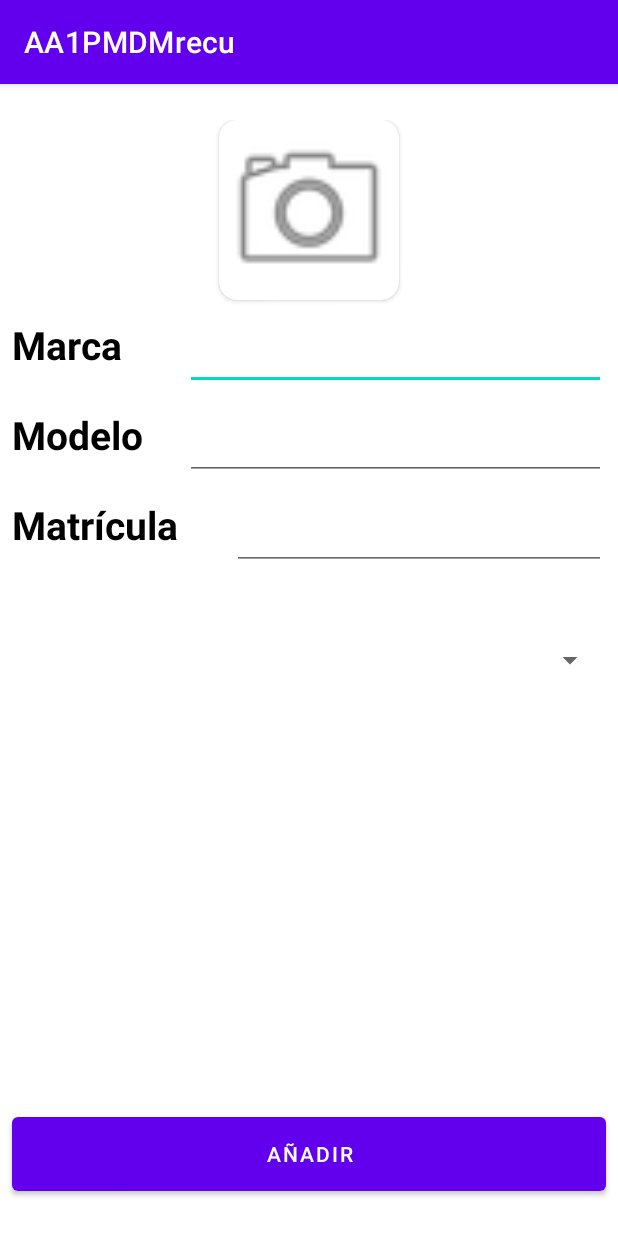
After one commit to franMV4/AA1PMDMrecu, an Android app: the AddCarActivity screen opened directly, with no data from a screen before it, on a phone screen of 412 x 824 dp. The commit adds this screen. Run offline under Robolectric (Android 15) with nearby library versions, the phone set to English and light mode, and no system bars; our stand-ins replace Room's generated code.

Commit message:
añadir coche

```diff
--- a/app/src/main/AndroidManifest.xml
+++ b/app/src/main/AndroidManifest.xml
@@ -25,6 +25,9 @@
         android:theme="@style/Theme.AA1PMDMrecu"
         tools:targetApi="31">
         <activity
+            android:name=".AddCarActivity"
+            android:exported="false" />
+        <activity
             android:name=".AddClientActivity"
             android:exported="false" />
 
--- /dev/null
+++ b/app/src/main/java/com/svalero/aa1pmdmrecu/AddCarActivity.java
@@ -0,0 +1,166 @@
+package com.svalero.aa1pmdmrecu;
+
+import androidx.appcompat.app.AppCompatActivity;
+import androidx.room.Room;
+
+import android.content.Intent;
+import android.graphics.Bitmap;
+import android.os.Bundle;
+import android.provider.MediaStore;
+import android.view.View;
+import android.widget.ArrayAdapter;
+import android.widget.Button;
+import android.widget.EditText;
+import android.widget.ImageView;
+import android.widget.Spinner;
+import android.widget.Toast;
+
+import com.svalero.aa1pmdmrecu.database.AppDatabase;
+import com.svalero.aa1pmdmrecu.domain.Car;
+import com.svalero.aa1pmdmrecu.domain.Client;
+import com.svalero.aa1pmdmrecu.util.ImageUtils;
+
+import java.util.ArrayList;
+
+public class AddCarActivity extends AppCompatActivity {
+
+
+    private Car car;
+
+    private Button addButton;
+    private ImageView carImage;
+    private Spinner clientSpinner;
+    private EditText etBrand;
+    private EditText etModel;
+    private EditText etLicensePlate;
+    private Intent intent;
+
+    private boolean modifyCar;
+    public ArrayList<Client> clients;
+
+
+
+    @Override
+    protected void onCreate(Bundle savedInstanceState) {
+        super.onCreate(savedInstanceState);
+        setContentView(R.layout.activity_add_car);
+
+        carImage = findViewById(R.id.car_imageView);
+        etBrand = findViewById(R.id.brand_edittext_add_car);
+        etModel = findViewById(R.id.model_edittext_add_car);
+        etLicensePlate = findViewById(R.id.license_plate_edittext_add_car);
+        clientSpinner = findViewById(R.id.client_spinner_add_car);
+        addButton = findViewById(R.id.add_car_button);
+
+        car = new Car();
+        clients = new ArrayList<>();
+        fillSpinner();
+        intent();
+
+    }
+
+    @Override
+    protected void onResume() {
+        super.onResume();
+        fillSpinner();
+    }
+
+    private void intent() {
+
+        intent = getIntent();
+        modifyCar = intent.getBooleanExtra("modify_car", false);
+
+        if (modifyCar) {
+            car.setId(intent.getIntExtra("id", 0));
+            car.setClientId(intent.getIntExtra("clientId", 0));
+
+            if (intent.getByteArrayExtra("car_image") != null) {
+                carImage.setImageBitmap(ImageUtils.getBitmap(intent.getByteArrayExtra("car_image")));
+            }
+            etBrand.setText(intent.getStringExtra("brand"));
+            etModel.setText(intent.getStringExtra("model"));
+            etLicensePlate.setText(intent.getStringExtra("license_plate"));
+
+            addButton.setText(R.string.modify_capital);
+        }
+    }
+
+
+    public void addCar(View view) {
+
+        car.setBrand(etBrand.getText().toString().trim());
+        car.setModel(etModel.getText().toString().trim());
+        car.setLicensePlate(etLicensePlate.getText().toString().trim());
+        car.setClientId(clients.get(clientSpinner.getSelectedItemPosition()).getId());
+        car.setCarImage(ImageUtils.fromImageViewToByteArray(carImage));
+
+        if ((car.getBrand().equals("")) || (car.getModel().equals("")) || (car.getLicensePlate().equals(""))) {
+            Toast.makeText(this, R.string.complete_all_fields, Toast.LENGTH_SHORT).show();
+        } else {
+
+            AppDatabase db = Room.databaseBuilder(getApplicationContext(),
+                    AppDatabase.class, "car").allowMainThreadQueries().build();
+
+            if (modifyCar) {
+                modifyCar = false;
+                addButton.setText(R.string.add_button);
+                db.carDao().update(car);
+                Toast.makeText(this, R.string.modified_car, Toast.LENGTH_SHORT).show();
+            } else {
+                car.setId(0);
+                db.carDao().insert(car);
+                Toast.makeText(this, R.string.added_car, Toast.LENGTH_SHORT).show();
+            }
+
+            carImage.setImageResource(R.drawable.ic_menu_camera);
+            etBrand.setText("");
+            etModel.setText("");
+            etLicensePlate.setText("");
+
+        }
+    }
+
+
+
+    private void fillSpinner() {
+
+        clients.clear();
+        AppDatabase db = Room.databaseBuilder(getApplicationContext(),
+                        AppDatabase.class, "client").allowMainThreadQueries()
+                .fallbackToDestructiveMigration().build();
+        clients.addAll(db.clientDao().getAll());
+
+        String[] arraySpinner = new String[clients.size()];
+
+        int i = 0;
+        for (Client client : clients) {
+            arraySpinner[i] = client.getName() + " " + client.getSurname();
+            i++;
+        }
+
+        ArrayAdapter<String> adapterSpinner = new ArrayAdapter<>(this, android.R.layout.simple_spinner_item, arraySpinner);
+        clientSpinner.setAdapter(adapterSpinner);
+    }
+
+
+    public void takePhoto(View view) {
+        Intent takePictureIntent = new Intent(MediaStore.ACTION_IMAGE_CAPTURE);
+        if (takePictureIntent.resolveActivity(getPackageManager()) != null) {
+            startActivityForResult(takePictureIntent, 1);
+        }
+    }
+
+
+    static final int REQUEST_IMAGE_CAPTURE = 1;
+
+    protected void onActivityResult(int requestCode, int resultCode, Intent data) {
+        super.onActivityResult(requestCode, resultCode, data);
+        if (requestCode == REQUEST_IMAGE_CAPTURE && resultCode == RESULT_OK) {
+            Bundle extras = data.getExtras();
+            Bitmap imageBitmap = (Bitmap) extras.get("data");
+            carImage.setImageBitmap(imageBitmap);
+        }
+    }
+
+
+}
--- a/app/src/main/java/com/svalero/aa1pmdmrecu/MainActivity.java
+++ b/app/src/main/java/com/svalero/aa1pmdmrecu/MainActivity.java
@@ -19,5 +19,10 @@ public class MainActivity extends AppCompatActivity {
         startActivity(intent);
     }
 
+    public void addCar(View view) {
+        Intent intent = new Intent(this, AddCarActivity.class);
+        startActivity(intent);
+    }
+
 
 }
--- /dev/null
+++ b/app/src/main/res/layout/activity_add_car.xml
@@ -0,0 +1,147 @@
+<?xml version="1.0" encoding="utf-8"?>
+<androidx.constraintlayout.widget.ConstraintLayout xmlns:android="http://schemas.android.com/apk/res/android"
+    xmlns:app="http://schemas.android.com/apk/res-auto"
+    xmlns:tools="http://schemas.android.com/tools"
+    android:layout_width="match_parent"
+    android:layout_height="match_parent"
+    tools:context=".AddCarActivity">
+
+    <LinearLayout
+        android:id="@+id/linearLayout"
+        android:layout_width="match_parent"
+        android:layout_height="match_parent"
+        android:layout_marginStart="8dp"
+        android:layout_marginTop="24dp"
+        android:layout_marginEnd="8dp"
+        android:layout_marginBottom="24dp"
+        android:orientation="vertical"
+        app:layout_constraintBottom_toBottomOf="parent"
+        app:layout_constraintEnd_toEndOf="parent"
+        app:layout_constraintStart_toStartOf="parent"
+        app:layout_constraintTop_toTopOf="parent">
+
+        <androidx.cardview.widget.CardView
+            android:layout_width="120dp"
+            android:layout_height="120dp"
+            app:cardCornerRadius="12dp"
+            android:layout_gravity="center">
+
+            <ImageView
+                android:id="@+id/car_imageView"
+                android:layout_width="match_parent"
+                android:layout_height="match_parent"
+                android:layout_gravity="center"
+                android:adjustViewBounds="true"
+                android:contentDescription="@string/app_name"
+                android:onClick="takePhoto"
+                android:scaleType="fitXY"
+                app:srcCompat="@android:drawable/ic_menu_camera" />
+
+        </androidx.cardview.widget.CardView>
+
+        <LinearLayout
+            android:layout_width="match_parent"
+            android:layout_height="60dp"
+            android:orientation="horizontal">
+
+            <TextView
+                android:id="@+id/brand_textview_add_car"
+                android:layout_width="48dp"
+                android:layout_height="match_parent"
+                android:layout_weight="1"
+                android:gravity="center|start"
+                android:text="@string/brand"
+                android:textColor="#000000"
+                android:textSize="26sp"
+                android:textStyle="bold" />
+
+            <EditText
+                android:id="@+id/brand_edittext_add_car"
+                android:layout_width="wrap_content"
+                android:layout_height="match_parent"
+                android:layout_weight="1"
+                android:ems="10"
+                android:inputType="textPersonName"
+                android:paddingHorizontal="6dp" />
+        </LinearLayout>
+
+        <LinearLayout
+            android:layout_width="match_parent"
+            android:layout_height="60dp"
+            android:orientation="horizontal"
+            android:paddingTop="0dp">
+
+            <TextView
+                android:id="@+id/model_textview_add_car"
+                android:layout_width="48dp"
+                android:layout_height="match_parent"
+                android:layout_weight="1"
+                android:gravity="center|start"
+                android:text="@string/model"
+                android:textColor="#000000"
+                android:textSize="26sp"
+                android:textStyle="bold" />
+
+            <EditText
+                android:id="@+id/model_edittext_add_car"
+                android:layout_width="wrap_content"
+                android:layout_height="match_parent"
+                android:layout_weight="1"
+                android:ems="10"
+                android:inputType="textPersonName"
+                android:paddingHorizontal="6dp" />
+        </LinearLayout>
+
+        <LinearLayout
+            android:layout_width="match_parent"
+            android:layout_height="60dp"
+            android:orientation="horizontal"
+            android:paddingTop="0dp">
+
+            <TextView
+                android:id="@+id/license_plate_textview_add_car"
+                android:layout_width="wrap_content"
+                android:layout_height="match_parent"
+                android:layout_weight="1"
+                android:gravity="center|start"
+                android:text="@string/license_plate"
+                android:textColor="#000000"
+                android:textSize="26sp"
+                android:textStyle="bold" />
+
+            <EditText
+                android:id="@+id/license_plate_edittext_add_car"
+                android:layout_width="wrap_content"
+                android:layout_height="match_parent"
+                android:layout_weight="1"
+                android:ems="10"
+                android:inputType="textPersonName"
+                android:paddingHorizontal="6dp" />
+        </LinearLayout>
+
+        <LinearLayout
+            android:layout_width="match_parent"
+            android:layout_height="120dp"
+            android:orientation="horizontal">
+
+            <Spinner
+                android:id="@+id/client_spinner_add_car"
+                android:layout_width="match_parent"
+                android:layout_height="match_parent"
+                android:layout_weight="1" />
+        </LinearLayout>
+
+    </LinearLayout>
+
+    <Button
+        android:id="@+id/add_car_button"
+        android:layout_width="match_parent"
+        android:layout_height="61dp"
+        android:layout_marginStart="8dp"
+        android:layout_marginEnd="8dp"
+        android:onClick="addCar"
+        android:text="@string/add_button"
+        app:layout_constraintBottom_toBottomOf="@+id/linearLayout"
+        app:layout_constraintEnd_toEndOf="parent"
+        app:layout_constraintStart_toStartOf="parent" />
+</androidx.constraintlayout.widget.ConstraintLayout>
--- a/app/src/main/res/layout/activity_main.xml
+++ b/app/src/main/res/layout/activity_main.xml
@@ -6,12 +6,25 @@
     android:layout_height="match_parent"
     tools:context=".MainActivity">
 
-    <Button
-        android:id="@+id/button"
-        android:layout_width="wrap_content"
-        android:layout_height="wrap_content"
-        android:onClick="addClient"
-        android:text="Button" />
+    <LinearLayout
+        android:layout_width="match_parent"
+        android:layout_height="match_parent"
+        android:orientation="vertical">
+
+        <Button
+            android:id="@+id/button4"
+            android:layout_width="wrap_content"
+            android:layout_height="wrap_content"
+            android:onClick="addCar"
+            android:text="Add Car" />
+
+        <Button
+            android:id="@+id/button"
+            android:layout_width="wrap_content"
+            android:layout_height="wrap_content"
+            android:onClick="addClient"
+            android:text="Add Client" />
+    </LinearLayout>
 
     <TextView
         android:layout_width="wrap_content"
```
